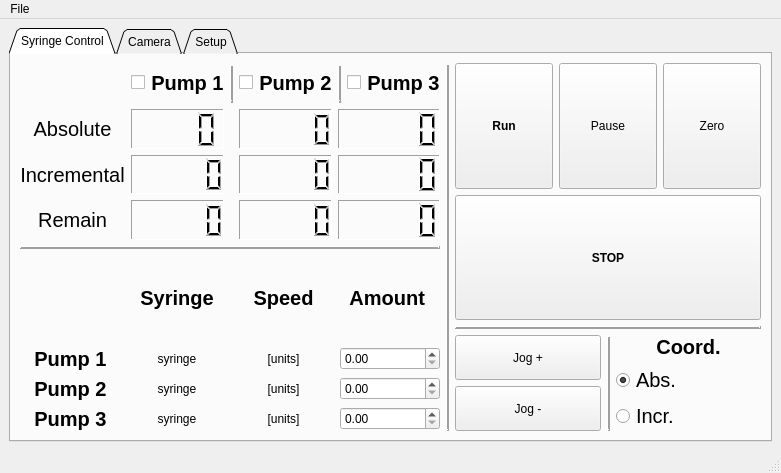
Before: the Qt Designer form poseidon_controller_gui.ui in sbooeshaghi/POSEIDON-Open-Source-Microfluidics-Platform, drawn with Qt 5.
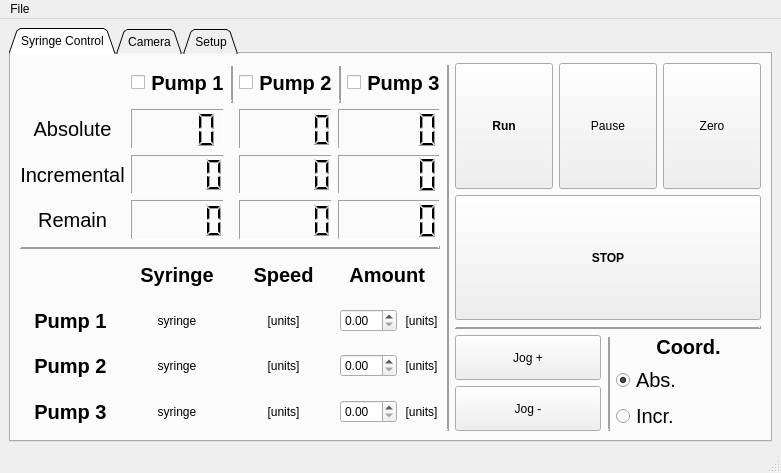
After: the same form once the commit is applied. The open tabs and pages were chosen to show the change.

Commit message: Added color indicators for sending settings, added notes section for experimental notes, added units to control tab

The edit to the form file:
```diff
--- a/poseidon_controller_gui.ui
+++ b/poseidon_controller_gui.ui
@@ -376,6 +376,69 @@
             </item>
             <item>
              <layout class="QGridLayout" name="gridLayout_3">
+              <item row="3" column="3">
+               <layout class="QHBoxLayout" name="horizontalLayout_8">
+                <item>
+                 <layout class="QHBoxLayout" name="horizontalLayout_9">
+                  <item>
+                   <widget class="QDoubleSpinBox" name="p2_amount_INPUT"/>
+                  </item>
+                 </layout>
+                </item>
+                <item>
+                 <widget class="QLabel" name="p2_units_LABEL_2">
+                  <property name="text">
+                   <string>[units]</string>
+                  </property>
+                  <property name="alignment">
+                   <set>Qt::AlignCenter</set>
+                  </property>
+                 </widget>
+                </item>
+               </layout>
+              </item>
+              <item row="4" column="3">
+               <layout class="QHBoxLayout" name="horizontalLayout_15">
+                <item>
+                 <layout class="QHBoxLayout" name="horizontalLayout_16">
+                  <item>
+                   <widget class="QDoubleSpinBox" name="p3_amount_INPUT"/>
+                  </item>
+                 </layout>
+                </item>
+                <item>
+                 <widget class="QLabel" name="p3_units_LABEL_2">
+                  <property name="text">
+                   <string>[units]</string>
+                  </property>
+                  <property name="alignment">
+                   <set>Qt::AlignCenter</set>
+                  </property>
+                 </widget>
+                </item>
+               </layout>
+              </item>
+              <item row="2" column="3">
+               <layout class="QHBoxLayout" name="horizontalLayout">
+                <item>
+                 <layout class="QHBoxLayout" name="horizontalLayout_6">
+                  <item>
+                   <widget class="QDoubleSpinBox" name="p1_amount_INPUT"/>
+                  </item>
+                 </layout>
+                </item>
+                <item>
+                 <widget class="QLabel" name="p1_units_LABEL_2">
+                  <property name="text">
+                   <string>[units]</string>
+                  </property>
+                  <property name="alignment">
+                   <set>Qt::AlignCenter</set>
+                  </property>
+                 </widget>
+                </item>
+               </layout>
+              </item>
               <item row="1" column="0">
                <widget class="QLabel" name="label_23">
                 <property name="font">
@@ -395,9 +458,6 @@
                 </property>
                </widget>
               </item>
-              <item row="4" column="3">
-               <widget class="QDoubleSpinBox" name="p3_amount_INPUT"/>
-              </item>
               <item row="3" column="0">
                <widget class="QLabel" name="label_14">
                 <property name="font">
@@ -415,9 +475,6 @@
                 </property>
                </widget>
               </item>
-              <item row="3" column="3">
-               <widget class="QDoubleSpinBox" name="p2_amount_INPUT"/>
-              </item>
               <item row="4" column="0">
                <widget class="QLabel" name="label_15">
                 <property name="font">
@@ -435,9 +492,6 @@
                 </property>
                </widget>
               </item>
-              <item row="2" column="3">
-               <widget class="QDoubleSpinBox" name="p1_amount_INPUT"/>
-              </item>
               <item row="1" column="2">
                <widget class="QLabel" name="label_24">
                 <property name="font">
```
Left out of the diff: 58 changed lines with no effect on the pictures. The commit also changes 11 other files.
